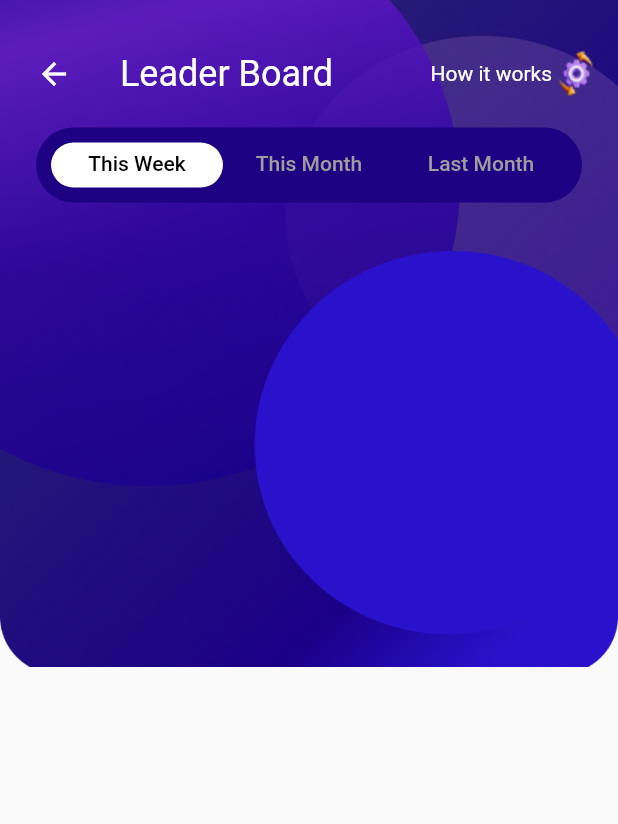
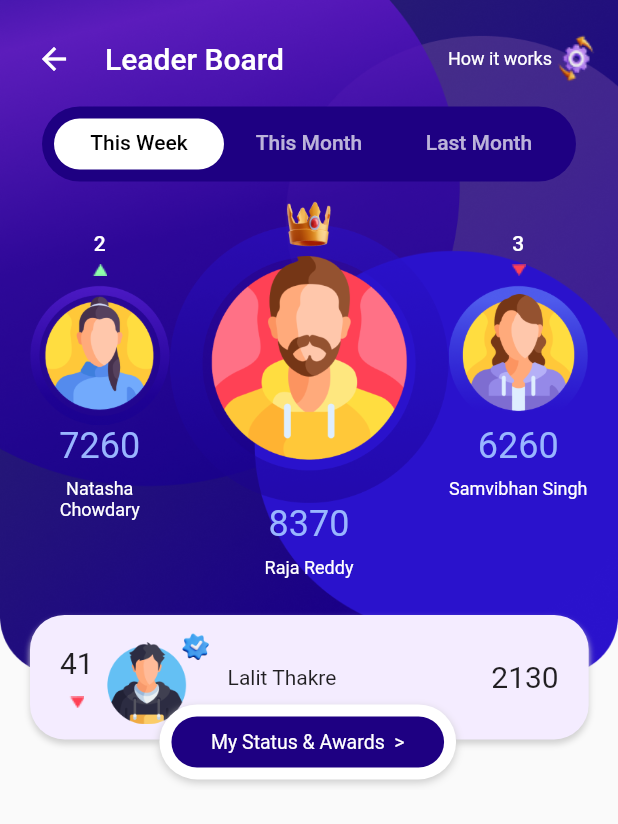
Before and after one commit to priyanshu251/PayNav, a Flutter app: the screen it shows after launch, on a phone screen of 412 x 824 dp. Shown: the top 824 px of the screen. Run offline on Flutter 3.47's test engine with Material 2 defaults, Android fonts, the phone set to English and light mode, and no system bars.

Commit message:
leader board header done

```diff
--- a/lib/screens/leader_board.dart
+++ b/lib/screens/leader_board.dart
@@ -1,64 +1,23 @@
 import 'package:flutter/material.dart';
-import 'package:pay_nav_project/widgets/custom_tab_bar.dart';
+import 'package:pay_nav_project/widgets/stack_header.dart';
 
 class LeaderBoard extends StatelessWidget {
   const LeaderBoard({super.key});
 
   @override
   Widget build(BuildContext context) {
-    return SafeArea(
+    // debugPrint(w.toString());
+    return const SafeArea(
       child: Scaffold(
-        body: Stack(
-          children: [
-            const SizedBox(
-              height: double.infinity,
-            ),
-            Image.asset(
-              'assets/images/curtain.png',
-              filterQuality: FilterQuality.high,
-              fit: BoxFit.cover,
-            ),
-            Padding(
-              padding: const EdgeInsets.symmetric(horizontal: 12),
-              child: Column(
-                children: [
-                  const SizedBox(
-                    height: 25,
-                  ),
-                  Row(
-                    children: [
-                      IconButton(
-                        onPressed: () {},
-                        icon: const Icon(Icons.arrow_back),
-                      ),
-                      const SizedBox(
-                        width: 20,
-                      ),
-                      Text(
-                        'Leader Board',
-                        style: Theme.of(context)
-                            .textTheme
-                            .headlineSmall!
-                            .copyWith(color: Colors.white),
-                      ),
-                      const Spacer(),
-                      Text(
-                        'How it works',
-                        style: Theme.of(context).textTheme.bodyLarge!.copyWith(
-                            color: Colors.white, fontWeight: FontWeight.w400),
-                      ),
-                      Image.asset(
-                        'assets/images/settings.png',
-                        cacheHeight: 35,
-                        cacheWidth: 32,
-                      ),
-                    ],
-                  ),
-                  const CustomTabBar(),
-                ],
-              ),
-            )
-          ],
+        body: SingleChildScrollView(
+          physics:
+              BouncingScrollPhysics(parent: AlwaysScrollableScrollPhysics()),
+          child: Column(
+            children: [
+              StackHeader(),
+              // Text('data'),
+            ],
+          ),
         ),
       ),
     );
--- a/lib/widgets/custom_tab_bar.dart
+++ b/lib/widgets/custom_tab_bar.dart
@@ -1,13 +1,13 @@
 import 'package:flutter/material.dart';
 
-class CustomTabBar extends StatefulWidget {
-  const CustomTabBar({super.key});
+class TabBarAndTabBarView extends StatefulWidget {
+  const TabBarAndTabBarView({super.key});
 
   @override
-  State<CustomTabBar> createState() => _CustomTabBarState();
+  State<TabBarAndTabBarView> createState() => _TabBarAndTabBarViewState();
 }
 
-class _CustomTabBarState extends State<CustomTabBar>
+class _TabBarAndTabBarViewState extends State<TabBarAndTabBarView>
     with TickerProviderStateMixin {
   late TabController tabController;
 
@@ -25,9 +25,11 @@ class _CustomTabBarState extends State<CustomTabBar>
 
   @override
   Widget build(BuildContext context) {
-    return Container(
-      padding: const EdgeInsets.all(10),
-      margin: const EdgeInsets.all(12),
+    return Column(
+      children: [
+        Container(
+          padding: const EdgeInsets.all(8),
+          margin: const EdgeInsets.symmetric(vertical: 8, horizontal: 16),
           height: 50,
           width: double.infinity,
           decoration: BoxDecoration(
@@ -41,7 +43,7 @@ class _CustomTabBarState extends State<CustomTabBar>
               color: Colors.white,
             ),
             labelColor: Colors.black,
-        unselectedLabelColor: Colors.grey,
+            unselectedLabelColor: Colors.white70,
             tabs: const [
               Tab(
                 text: 'This Week',
@@ -54,6 +56,151 @@ class _CustomTabBarState extends State<CustomTabBar>
               ),
             ],
           ),
+        ),
+        Padding(
+          padding: const EdgeInsets.symmetric(horizontal: 8),
+          child: SizedBox(
+            height: 300,
+            child: TabBarView(
+              controller: tabController,
+              children: const [
+                WinnersTab(),
+                WinnersTab(),
+                WinnersTab(),
+              ],
+            ),
+          ),
+        ),
+      ],
     );
   }
 }
+
+class WinnersTab extends StatelessWidget {
+  const WinnersTab({
+    super.key,
+  });
+
+  @override
+  Widget build(BuildContext context) {
+    return Row(
+      mainAxisAlignment: MainAxisAlignment.center,
+      children: [
+        Expanded(
+          flex: 1,
+          child: Column(
+            crossAxisAlignment: CrossAxisAlignment.center,
+            children: [
+              const SizedBox(
+                height: 25,
+              ),
+              Text(
+                '2',
+                style: Theme.of(context)
+                    .textTheme
+                    .bodyLarge!
+                    .copyWith(color: Colors.white),
+              ),
+              Padding(
+                padding: const EdgeInsets.all(6.0),
+                child: Image.asset(
+                  'assets/images/green triangle.png',
+                  cacheHeight: 8,
+                  cacheWidth: 10,
+                ),
+              ),
+              Image.asset('assets/images/runner up.png'),
+              Text(
+                '7260',
+                style: Theme.of(context).textTheme.headlineSmall!.copyWith(
+                      color: const Color(0xFF99B6FF),
+                    ),
+              ),
+              const SizedBox(
+                height: 8,
+              ),
+              Text(
+                'Natasha Chowdary',
+                textAlign: TextAlign.center,
+                style: Theme.of(context)
+                    .textTheme
+                    .bodySmall!
+                    .copyWith(color: Colors.white),
+              ),
+            ],
+          ),
+        ),
+        Expanded(
+          flex: 2,
+          child: Column(
+            crossAxisAlignment: CrossAxisAlignment.center,
+            children: [
+              Image.asset('assets/images/winner.png'),
+              Text(
+                '8370',
+                style: Theme.of(context).textTheme.headlineSmall!.copyWith(
+                      color: const Color(0xFF99B6FF),
+                    ),
+              ),
+              const SizedBox(
+                height: 8,
+              ),
+              Text(
+                'Raja Reddy',
+                textAlign: TextAlign.center,
+                style: Theme.of(context)
+                    .textTheme
+                    .bodySmall!
+                    .copyWith(color: Colors.white),
+              ),
+            ],
+          ),
+        ),
+        Expanded(
+          flex: 1,
+          child: Column(
+            crossAxisAlignment: CrossAxisAlignment.center,
+            children: [
+              const SizedBox(
+                height: 25,
+              ),
+              Text(
+                '3',
+                style: Theme.of(context)
+                    .textTheme
+                    .bodyLarge!
+                    .copyWith(color: Colors.white),
+              ),
+              Padding(
+                padding: const EdgeInsets.all(6.0),
+                child: Image.asset(
+                  'assets/images/red triangle.png',
+                  cacheHeight: 8,
+                  cacheWidth: 10,
+                ),
+              ),
+              Image.asset('assets/images/second runner up.png'),
+              Text(
+                '6260',
+                style: Theme.of(context).textTheme.headlineSmall!.copyWith(
+                      color: const Color(0xFF99B6FF),
+                    ),
+              ),
+              const SizedBox(
+                height: 8,
+              ),
+              Text(
+                'Samvibhan Singh',
+                textAlign: TextAlign.center,
+                style: Theme.of(context)
+                    .textTheme
+                    .bodySmall!
+                    .copyWith(color: Colors.white),
+              ),
+            ],
+          ),
+        ),
+      ],
+    );
+  }
+}
--- /dev/null
+++ b/lib/widgets/stack_header.dart
@@ -0,0 +1,159 @@
+import 'package:flutter/material.dart';
+import 'package:pay_nav_project/widgets/custom_tab_bar.dart';
+
+class StackHeader extends StatelessWidget {
+  const StackHeader({super.key});
+
+  @override
+  Widget build(BuildContext context) {
+    double w = MediaQuery.of(context).size.width;
+    return Stack(
+      children: [
+        SizedBox(
+          height: w * 1.278,
+        ),
+        Image.asset(
+          'assets/images/curtain.png',
+          filterQuality: FilterQuality.high,
+        ),
+        Padding(
+          padding: const EdgeInsets.symmetric(horizontal: 12),
+          child: Column(
+            children: [
+              const SizedBox(
+                height: 15,
+              ),
+              Row(
+                children: [
+                  IconButton(
+                    onPressed: () {},
+                    icon: const Icon(Icons.arrow_back),
+                  ),
+                  const SizedBox(
+                    width: 10,
+                  ),
+                  Text(
+                    'Leader Board',
+                    style: Theme.of(context)
+                        .textTheme
+                        .titleLarge!
+                        .copyWith(color: Colors.white),
+                  ),
+                  const Spacer(),
+                  Text(
+                    'How it works',
+                    style: Theme.of(context).textTheme.bodySmall!.copyWith(
+                        color: Colors.white, fontWeight: FontWeight.w400),
+                  ),
+                  Image.asset(
+                    'assets/images/settings.png',
+                    cacheHeight: 35,
+                    cacheWidth: 32,
+                  ),
+                ],
+              ),
+              const TabBarAndTabBarView(),
+            ],
+          ),
+        ),
+        Positioned(
+          top: w * 0.995,
+          child: Container(
+            margin: const EdgeInsets.symmetric(horizontal: 20),
+            padding: const EdgeInsets.symmetric(horizontal: 20, vertical: 10),
+            height: 83,
+            width: w * 0.904,
+            decoration: BoxDecoration(
+              color: const Color(0xFFF4ECFF),
+              borderRadius: BorderRadius.circular(23),
+              boxShadow: const [
+                BoxShadow(
+                  blurRadius: 3,
+                  offset: Offset(0, 3),
+                  color: Color.fromARGB(255, 209, 209, 209),
+                ),
+              ],
+            ),
+            child: Row(
+              children: [
+                Column(
+                  mainAxisAlignment: MainAxisAlignment.spaceEvenly,
+                  children: [
+                    Text(
+                      '41',
+                      style: Theme.of(context)
+                          .textTheme
+                          .titleLarge!
+                          .copyWith(fontWeight: FontWeight.w400),
+                    ),
+                    Image.asset(
+                      'assets/images/red triangle.png',
+                      cacheHeight: 8,
+                      cacheWidth: 10,
+                    ),
+                  ],
+                ),
+                const SizedBox(
+                  width: 8,
+                ),
+                Image.asset('assets/images/boywithbluetick.png'),
+                const SizedBox(
+                  width: 10,
+                ),
+                const Text('Lalit Thakre'),
+                const Spacer(),
+                Text(
+                  '2130',
+                  style: Theme.of(context)
+                      .textTheme
+                      .titleLarge!
+                      .copyWith(fontWeight: FontWeight.w400),
+                ),
+              ],
+            ),
+          ),
+        ),
+        Positioned(
+          top: w * 1.1399,
+          left: w * 0.258,
+          child: Container(
+            padding: const EdgeInsets.all(8),
+            height: 50,
+            width: w * 0.48,
+            decoration: BoxDecoration(
+              color: Colors.white,
+              borderRadius: BorderRadius.circular(30),
+              boxShadow: const [
+                BoxShadow(
+                  blurRadius: 4,
+                  offset: Offset(0, 2),
+                  color: Color.fromARGB(255, 202, 202, 202),
+                ),
+              ],
+            ),
+            child: Container(
+              height: double.infinity,
+              width: double.infinity,
+              decoration: BoxDecoration(
+                color: const Color(0xFF1E0082),
+                borderRadius: BorderRadius.circular(30),
+              ),
+              child: Center(
+                child: TextButton(
+                  onPressed: () {},
+                  child: Text(
+                    'My Status & Awards  >',
+                    style: Theme.of(context)
+                        .textTheme
+                        .bodySmall!
+                        .copyWith(color: Colors.white, fontSize: 13),
+                  ),
+                ),
+              ),
+            ),
+          ),
+        ),
+      ],
+    );
+  }
+}
--- a/pubspec.yaml
+++ b/pubspec.yaml
@@ -20,3 +20,9 @@ flutter:
   assets:
     - assets/images/curtain.png
     - assets/images/settings.png
+    - assets/images/runner up.png
+    - assets/images/second runner up.png
+    - assets/images/winner.png
+    - assets/images/boywithbluetick.png
+    - assets/images/red triangle.png
+    - assets/images/green triangle.png
```
Also changed, not shown: assets/images/boywithbluetick.png (added), assets/images/crown1.png (added), assets/images/green triangle.png (added), assets/images/red triangle.png (added), assets/images/runner up.png (added), assets/images/second runner up.png (added), assets/images/winner profile.png (added), assets/images/winner.png (added). Lines whose indentation alone changed are shown as unchanged.
